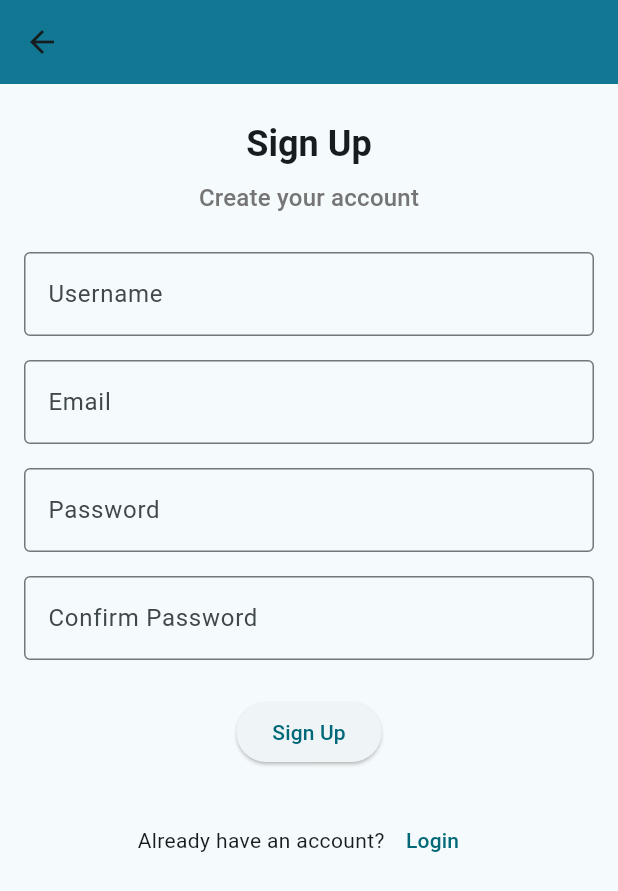
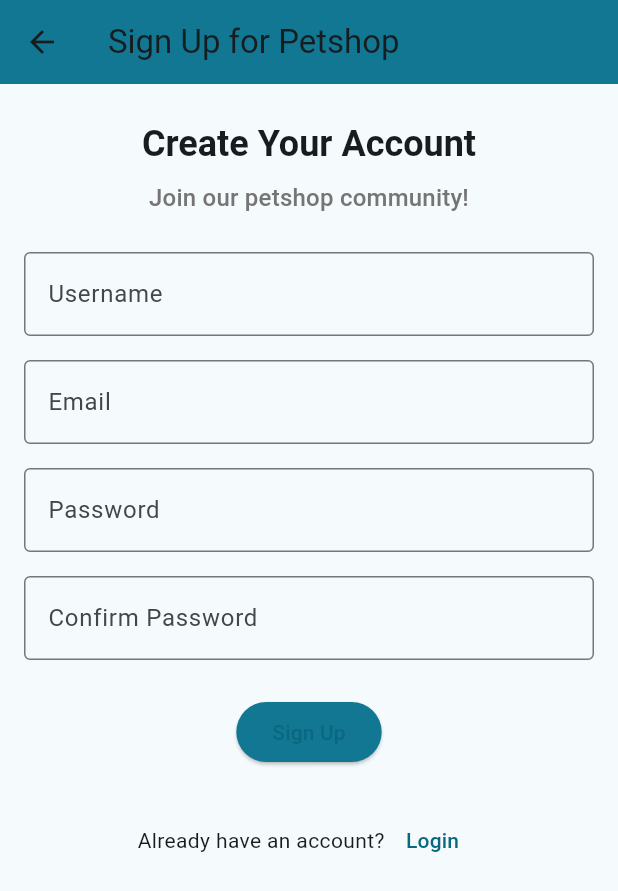
Before and after one commit to NurAmanahZaen/pemrograman_mobile, a Flutter app: the screen it shows after launch, after a tap on "Login", after a tap on "Sign Up", on a phone screen of 412 x 824 dp. Shown: the top 891 px of the screen. Run offline on Flutter 3.47's test engine with Material 3 defaults, Android fonts, the phone set to English and light mode, and no system bars.

Commit message:
menambahkan gambar dan penyelesaian

```diff
--- a/analysis_options.yaml
+++ b/analysis_options.yaml
@@ -7,6 +7,10 @@
 
 # The following line activates a set of recommended lints for Flutter apps,
 # packages, and plugins designed to encourage good coding practices.
+analyzer:
+  errors:
+    library_private_types_in_public_api: ignore
+    unused_import: ignore
 include: package:flutter_lints/flutter.yaml
 
 linter:
--- a/lib/login.dart
+++ b/lib/login.dart
@@ -13,22 +13,23 @@ class _LoginPageState extends State<LoginPage> {
 
   final _formKey = GlobalKey<FormState>();
 
-  // Fungsi untuk menampilkan dialog berisi input pengguna
+  // Fungsi untuk menampilkan dialog login sukses dan navigasi ke halaman home
   void tampil() {
     if (_formKey.currentState!.validate()) {
       String email = _emailController.text;
-      String pass = _passwordController.text;
 
       showDialog(
         context: context,
         builder: (context) {
           return AlertDialog(
-            title: const Text("Data Akun"),
-            content: Text("Email: $email\nPassword: $pass"),
+            title: const Text("Login Success"),
+            content: Text("Welcome back, $email!"),
             actions: [
               TextButton(
                 onPressed: () {
                   Navigator.pop(context); // Tutup dialog
+                  Navigator.pushReplacementNamed(
+                      context, '/home'); // Pindah ke Home
                 },
                 child: const Text("OK"),
               ),
@@ -43,9 +44,9 @@ class _LoginPageState extends State<LoginPage> {
   Widget build(BuildContext context) {
     return Scaffold(
       appBar: AppBar(
-        title: const Text('Login'),
+        title: const Text('Login to Petshop'),
         automaticallyImplyLeading: false,
-        backgroundColor: const Color.fromARGB(255, 20, 109, 153),
+        backgroundColor: const Color.fromARGB(255, 17, 119, 147),
       ),
       body: SingleChildScrollView(
         child: Center(
@@ -58,7 +59,7 @@ class _LoginPageState extends State<LoginPage> {
                 children: [
                   const SizedBox(height: 24.0),
                   Text(
-                    'Welcome Back!',
+                    'Welcome to Petshop!',
                     style: Theme.of(context)
                         .textTheme
                         .headlineSmall
@@ -67,7 +68,7 @@ class _LoginPageState extends State<LoginPage> {
                   ),
                   const SizedBox(height: 8.0),
                   Text(
-                    'Enter your details to login',
+                    'Please login to continue',
                     style: Theme.of(context).textTheme.titleMedium?.copyWith(
                         color: const Color.fromARGB(255, 153, 199, 214)),
                     textAlign: TextAlign.center,
@@ -113,6 +114,10 @@ class _LoginPageState extends State<LoginPage> {
                         const SizedBox(height: 24.0),
                         ElevatedButton(
                           onPressed: tampil, // Memanggil fungsi tampil()
+                          style: ElevatedButton.styleFrom(
+                            backgroundColor:
+                                const Color.fromARGB(255, 17, 119, 147),
+                          ),
                           child: const Text('Login'),
                         ),
                         const SizedBox(height: 24.0),
--- a/lib/main.dart
+++ b/lib/main.dart
@@ -1,6 +1,7 @@
 import 'package:flutter/material.dart';
 import 'login.dart'; // Import halaman login
 import 'signup.dart'; // Import halaman sign-up
+import 'home.dart'; // Import halaman home
 
 void main() {
   runApp(const MyApp());
@@ -12,15 +13,17 @@ class MyApp extends StatelessWidget {
   @override
   Widget build(BuildContext context) {
     return MaterialApp(
-      title: 'Login Form',
+      title: 'Petshop Information System',
       theme: ThemeData(
         colorScheme: ColorScheme.fromSeed(
-            seedColor: const Color.fromARGB(255, 17, 135, 155)),
+          seedColor: const Color.fromARGB(255, 17, 119, 147),
+        ),
         useMaterial3: true,
       ),
-      home: const LoginPage(), // Default halaman login
+      home: const LoginPage(), // Halaman login sebagai halaman awal
       routes: {
         '/signup': (context) => const SignUpPage(), // Rute ke halaman sign-up
+        '/home': (context) => const HomePage(), // Rute ke halaman home
       },
       debugShowCheckedModeBanner: false,
     );
--- a/lib/signup.dart
+++ b/lib/signup.dart
@@ -15,24 +15,23 @@ class _SignUpPageState extends State<SignUpPage> {
 
   final _formKey = GlobalKey<FormState>();
 
-  // Fungsi untuk menampilkan data pengguna
+  // Fungsi untuk menampilkan dialog pendaftaran berhasil dan navigasi ke halaman login
   void tampil() {
     if (_formKey.currentState!.validate()) {
       String username = _usernameController.text;
-      String email = _emailController.text;
-      String pass = _passwordController.text;
 
       showDialog(
         context: context,
         builder: (context) {
           return AlertDialog(
-            title: const Text("Data Akun"),
-            content:
-                Text("Username: $username\nEmail: $email\nPassword: $pass"),
+            title: const Text("Sign Up Success"),
+            content: Text("Welcome, $username! Your account has been created."),
             actions: [
               TextButton(
                 onPressed: () {
                   Navigator.pop(context); // Tutup dialog
+                  Navigator.pushReplacementNamed(
+                      context, '/home'); // Pindah ke Home
                 },
                 child: const Text("OK"),
               ),
@@ -43,16 +42,25 @@ class _SignUpPageState extends State<SignUpPage> {
     }
   }
 
-  // Fungsi untuk menangani pengiriman formulir
+  // Fungsi untuk memvalidasi dan menampilkan data pengguna
   void _submitForm() {
     tampil(); // Memanggil fungsi tampil untuk menampilkan data
+  }
+
+  @override
+  void dispose() {
+    _usernameController.dispose();
+    _emailController.dispose();
+    _passwordController.dispose();
+    _confirmPasswordController.dispose();
+    super.dispose();
   }
 
   @override
   Widget build(BuildContext context) {
     return Scaffold(
       appBar: AppBar(
-        title: null,
+        title: const Text('Sign Up for Petshop'),
         backgroundColor: const Color.fromARGB(255, 17, 119, 147),
       ),
       body: SingleChildScrollView(
@@ -66,7 +74,7 @@ class _SignUpPageState extends State<SignUpPage> {
                 children: [
                   const SizedBox(height: 24.0),
                   Text(
-                    'Sign Up',
+                    'Create Your Account',
                     style: Theme.of(context)
                         .textTheme
                         .headlineSmall
@@ -75,7 +83,7 @@ class _SignUpPageState extends State<SignUpPage> {
                   ),
                   const SizedBox(height: 8.0),
                   Text(
-                    'Create your account',
+                    'Join our petshop community!',
                     style: Theme.of(context)
                         .textTheme
                         .titleMedium
@@ -156,6 +164,10 @@ class _SignUpPageState extends State<SignUpPage> {
                         ElevatedButton(
                           onPressed:
                               _submitForm, // Memanggil _submitForm untuk memproses data
+                          style: ElevatedButton.styleFrom(
+                            backgroundColor:
+                                const Color.fromARGB(255, 17, 119, 147),
+                          ),
                           child: const Text('Sign Up'),
                         ),
                         const SizedBox(height: 24.0),
```
Also changed, not shown: lib/home.dart (+168 -0 lines), pubspec.yaml (+4 -5 lines), assets/cattoys.jpg (added), assets/dogfood.jpg (added), assets/fishtank.jpg (added).
